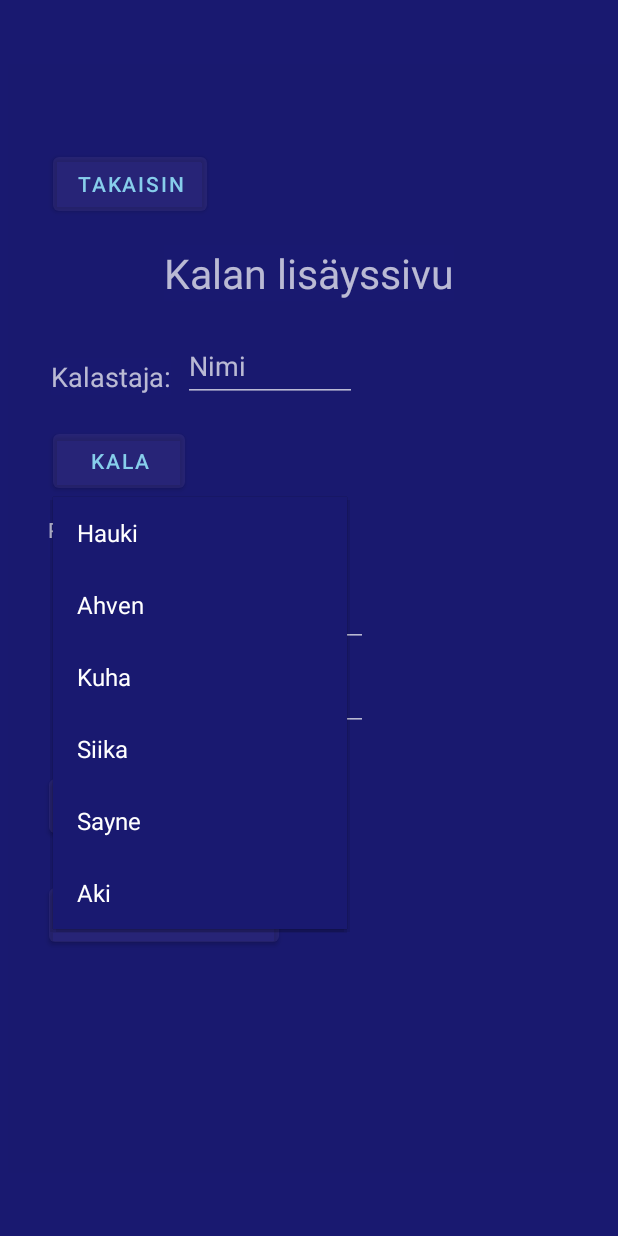
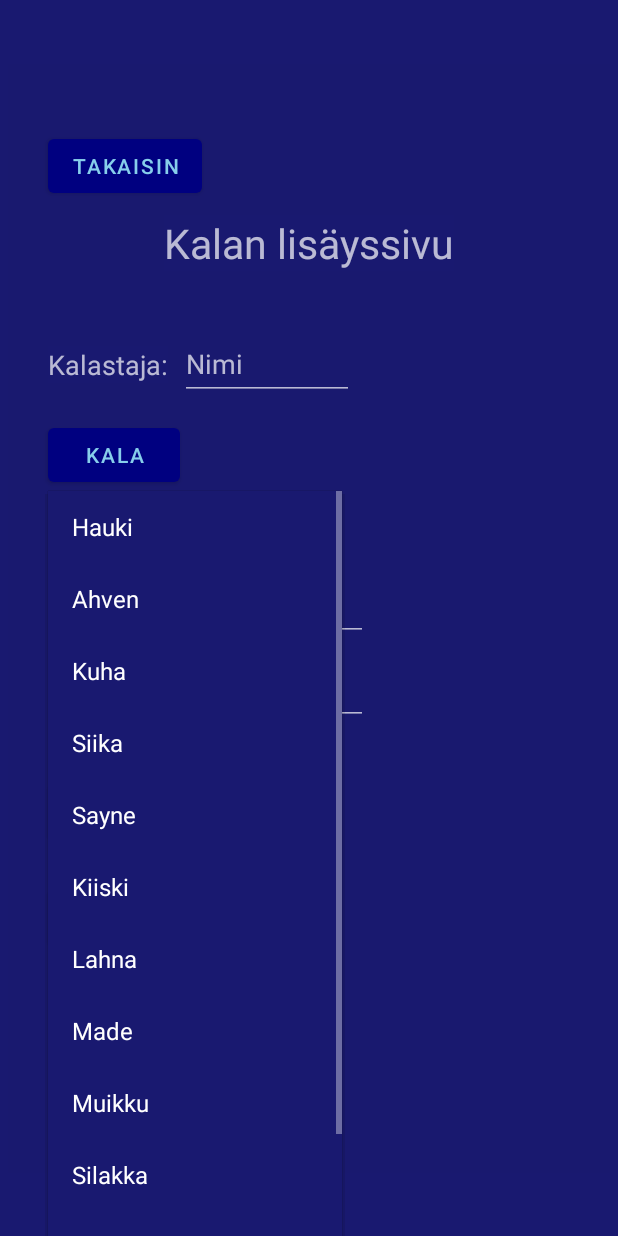
Before and after one commit to TinoPuu/Kalastus_app, an Android app: the fragment FirstFragment placed in its activity, after a tap on "KALA", on a phone screen of 412 x 824 dp. Run offline under Robolectric (Android 15) with nearby library versions, the phone set to English and light mode, and no system bars; our stand-ins replace Firebase (no records; nobody signed in at launch, a user with empty details on screens opened directly).

Commit message:
Lisätty kaloja dropdown menuun   9.12.2021 21:54

```diff
--- a/app/src/main/java/com/example/kalastus_app/FirstFragment.kt
+++ b/app/src/main/java/com/example/kalastus_app/FirstFragment.kt
@@ -102,8 +102,20 @@ class FirstFragment : Fragment(), DatePickerDialog.OnDateSetListener {
                         btnLisaakala.text = "Siika"
                     R.id.action_sayne ->
                         btnLisaakala.text = "Sayne"
-                    R.id.action_aki ->
-                        btnLisaakala.text = "Aki"
+                    R.id.action_kiiski ->
+                        btnLisaakala.text = "Kiiski"
+                    R.id.action_lahna ->
+                        btnLisaakala.text = "Lahna"
+                    R.id.action_made ->
+                        btnLisaakala.text = "Made"
+                    R.id.action_muikku ->
+                        btnLisaakala.text = "Muikku"
+                    R.id.action_silakka ->
+                        btnLisaakala.text = "Silakka"
+                    R.id.action_särki ->
+                        btnLisaakala.text = "Särki"
+                    R.id.action_taimen ->
+                        btnLisaakala.text = "Taimen"
                 }
 
                 true
--- a/app/src/main/res/layout/fragment_first.xml
+++ b/app/src/main/res/layout/fragment_first.xml
@@ -41,10 +41,10 @@
         android:text="Takaisin"
         app:layout_constraintBottom_toBottomOf="parent"
         app:layout_constraintEnd_toEndOf="parent"
-        app:layout_constraintHorizontal_bias="0.123"
+        app:layout_constraintHorizontal_bias="0.114"
         app:layout_constraintStart_toStartOf="parent"
         app:layout_constraintTop_toTopOf="parent"
-        app:layout_constraintVertical_bias="0.081" />
+        app:layout_constraintVertical_bias="0.064" />
 
     <TextView
         android:id="@+id/textView2"
@@ -57,7 +57,7 @@
         app:layout_constraintHorizontal_bias="0.497"
         app:layout_constraintStart_toStartOf="parent"
         app:layout_constraintTop_toTopOf="parent"
-        app:layout_constraintVertical_bias="0.172" />
+        app:layout_constraintVertical_bias="0.143" />
 
     <Button
         android:id="@+id/btnTapa"
@@ -75,10 +75,10 @@
         android:id="@+id/btnLisaakala"
         android:layout_width="wrap_content"
         android:layout_height="wrap_content"
-        android:layout_marginTop="20dp"
+        android:layout_marginTop="24dp"
         android:text="Kala"
         app:layout_constraintEnd_toEndOf="parent"
-        app:layout_constraintHorizontal_bias="0.117"
+        app:layout_constraintHorizontal_bias="0.108"
         app:layout_constraintStart_toStartOf="parent"
         app:layout_constraintTop_toBottomOf="@+id/textView3" />
 
@@ -139,11 +139,11 @@
         android:id="@+id/textView3"
         android:layout_width="wrap_content"
         android:layout_height="wrap_content"
-        android:layout_marginTop="92dp"
+        android:layout_marginTop="96dp"
         android:text="Kalastaja:"
         android:textSize="18sp"
         app:layout_constraintEnd_toEndOf="parent"
-        app:layout_constraintHorizontal_bias="0.111"
+        app:layout_constraintHorizontal_bias="0.105"
         app:layout_constraintStart_toStartOf="parent"
         app:layout_constraintTop_toBottomOf="@+id/buttonTakaisinKalavalikko" />
 
@@ -151,10 +151,11 @@
         android:id="@+id/textView4"
         android:layout_width="wrap_content"
         android:layout_height="wrap_content"
-        android:layout_marginTop="16dp"
-        android:text="Paino:"
+        android:layout_marginTop="28dp"
+        android:text="Paino (g):"
         android:textSize="18sp"
         app:layout_constraintEnd_toStartOf="@+id/Paino"
+        app:layout_constraintHorizontal_bias="0.76"
         app:layout_constraintStart_toStartOf="parent"
         app:layout_constraintTop_toBottomOf="@+id/tvDate" />
 
--- a/app/src/main/res/menu/popup_kalat.xml
+++ b/app/src/main/res/menu/popup_kalat.xml
@@ -20,6 +20,25 @@
         android:id="@+id/action_sayne"
         android:title="@string/action_sayne" />
     <item
-        android:id="@+id/action_aki"
-        android:title="@string/action_aki" />
+        android:id="@+id/action_kiiski"
+        android:title="Kiiski"/>
+    <item
+        android:id="@+id/action_lahna"
+        android:title="Lahna" />
+    <item
+        android:id="@+id/action_made"
+        android:title="Made" />
+    <item
+        android:id="@+id/action_muikku"
+        android:title="Muikku" />
+    <item
+        android:id="@+id/action_silakka"
+        android:title="Silakka" />
+    <item
+        android:id="@+id/action_särki"
+        android:title="Särki" />
+    <item
+        android:id="@+id/action_taimen"
+        android:title="Taimen" />
+
 </menu>
```
